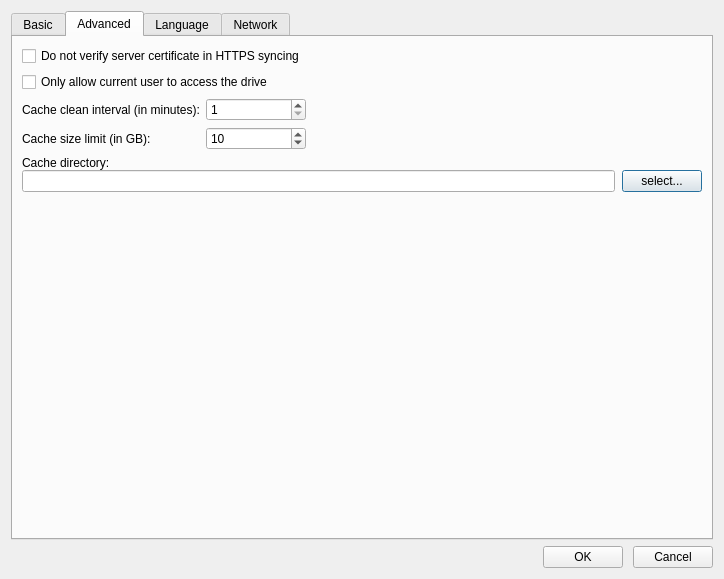
Above: ui/settings-dialog.ui from haiwen/seadrive-gui before the change. Below: the same form after it.
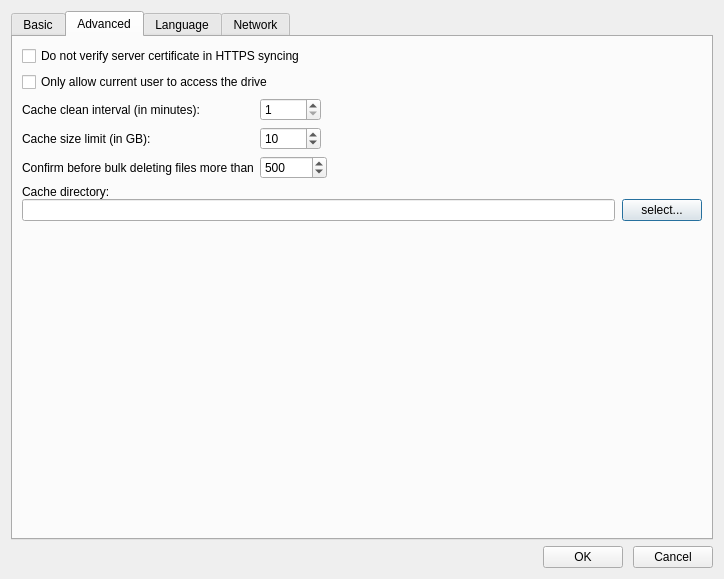
That is the form after the change.

Commit message: Notify users before bulk deleting files

The edit to the form file:
```diff
--- a/ui/settings-dialog.ui
+++ b/ui/settings-dialog.ui
@@ -180,6 +180,9 @@
        </item>
        <item>
         <layout class="QFormLayout" name="formLayout_3">
+         <property name="fieldGrowthPolicy">
+          <enum>QFormLayout::ExpandingFieldsGrow</enum>
+         </property>
          <property name="labelAlignment">
           <set>Qt::AlignLeading|Qt::AlignLeft|Qt::AlignVCenter</set>
          </property>
@@ -241,6 +244,26 @@
            </property>
           </widget>
          </item>
+         <item row="2" column="0">
+          <widget class="QLabel" name="label_8">
+           <property name="text">
+            <string>Confirm before bulk deleting files more than</string>
+           </property>
+          </widget>
+         </item>
+         <item row="2" column="1">
+          <widget class="QSpinBox" name="mDeleteConfirmSpinBox">
+           <property name="minimum">
+            <number>1</number>
+           </property>
+           <property name="maximum">
+            <number>100000</number>
+           </property>
+           <property name="value">
+            <number>500</number>
+           </property>
+          </widget>
+         </item>
         </layout>
        </item>
        <item>
```
Left out of the diff: 2 changed lines with no effect on the pictures. The commit also changes 8 other files.
